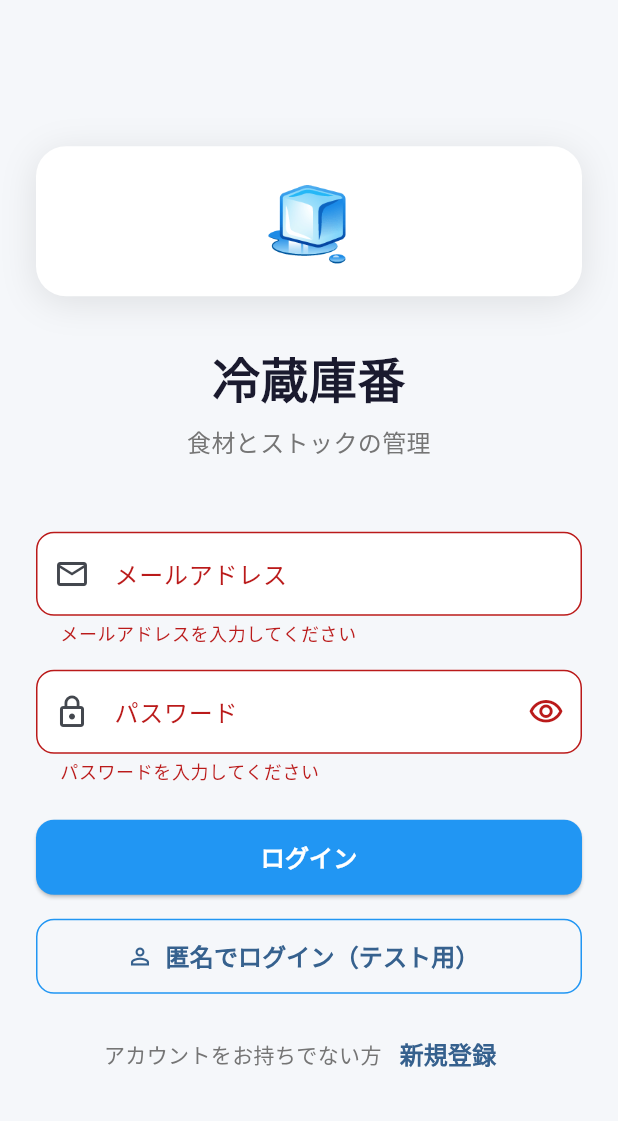
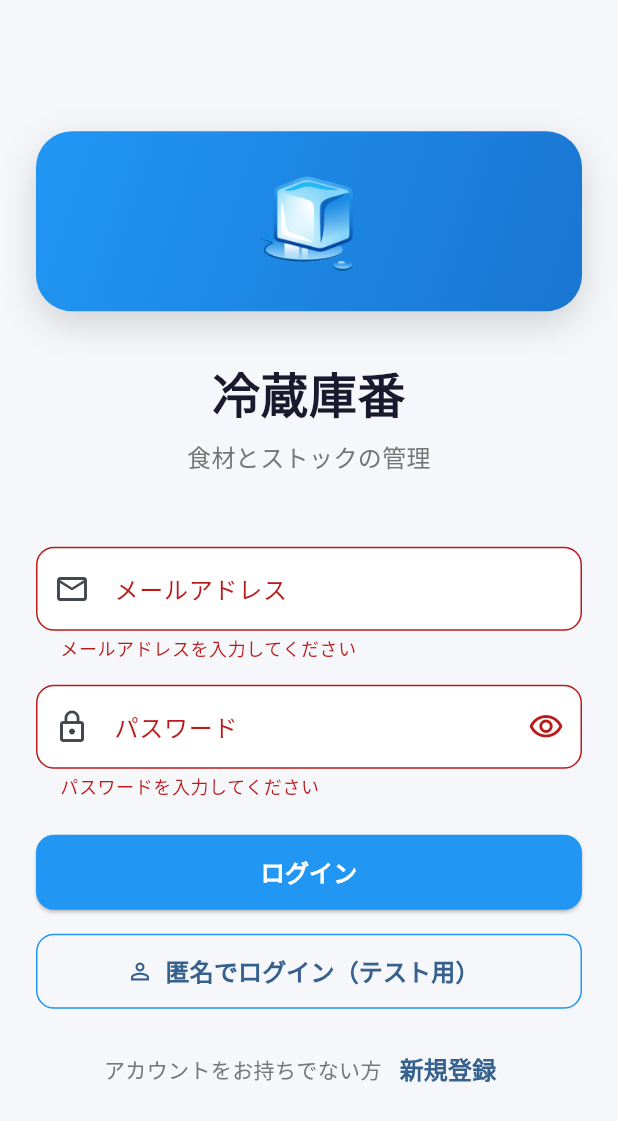
Before and after one commit to locotown/reizoukoban.app, a Flutter app: the screen it shows after launch, after a tap on "ログイン", on a phone screen of 412 x 824 dp. Shown: the top 1121 px of the screen. Run offline on Flutter 3.47's test engine with Material 3 defaults, Android fonts, the phone set to English and light mode, and no system bars; our stand-ins replace supabase_flutter; missing offline and left inert: dart:html; accounts and stored records are empty.

Commit message:
UI改善: ログイン画面アイコンとデモモード自動ログイン修正
【ログイン画面】
- アイコンを🧊（氷）から🧊（冷蔵庫）に変更
- グラデーション背景とシャドウ追加
- アイコンサイズ拡大（100→120px）

【デモモード修正】
- ログアウト時にURLパラメータ ?demo=true を自動削除
- 再ログイン防止フラグ追加
- 1回のみ自動ログイン実行するよう改善

【動作】
- デモモードログアウト→通常ログイン画面に戻る
- 再度デモモードアクセスで自動ログイン

```diff
--- a/lib/screens/dashboard_screen.dart
+++ b/lib/screens/dashboard_screen.dart
@@ -1,4 +1,5 @@
 import 'package:flutter/material.dart';
+import 'package:flutter/foundation.dart' show kIsWeb;
 
 // Models
 import '../models/category.dart';
@@ -23,6 +24,9 @@ import '../widgets/food_card.dart';
 // Additional imports
 import '../models/shopping_item.dart';
 import 'package:uuid/uuid.dart';
+
+// Web専用: URLパラメータクリア用
+import 'dart:html' as html show window;
 
 /// Dashboard画面（食品一覧表示）
 class DashboardScreen extends StatefulWidget {
@@ -168,6 +172,17 @@ class _DashboardScreenState extends State<DashboardScreen>
               final authService = SupabaseAuthService();
               try {
                 await authService.signOut();
+
+                // デモモードの場合、URLパラメータをクリア（再ログイン防止）
+                if (kIsWeb) {
+                  final currentUrl = html.window.location.href;
+                  final uri = Uri.parse(currentUrl);
+                  if (uri.queryParameters['demo'] == 'true') {
+                    // ?demo=true を削除して通常モードに戻す
+                    final newUri = uri.replace(queryParameters: {});
+                    html.window.history.replaceState(null, '', newUri.toString());
+                  }
+                }
               } catch (e) {
                 if (context.mounted) {
                   ScaffoldMessenger.of(context).showSnackBar(
--- a/lib/screens/login_screen.dart
+++ b/lib/screens/login_screen.dart
@@ -22,6 +22,7 @@ class _LoginScreenState extends State<LoginScreen> {
 
   bool _isLoading = false;
   bool _obscurePassword = true;
+  bool _hasCheckedDemoMode = false; // デモモードチェック済みフラグ
 
   @override
   void initState() {
@@ -33,7 +34,14 @@ class _LoginScreenState extends State<LoginScreen> {
   ///
   /// ?demo=true の場合、デモ専用アカウントで自動ログイン
   /// デモアカウントにはサンプルデータがあらかじめ登録されています
+  /// ログアウト後の再ログインを防ぐため、1回だけチェック
   Future<void> _checkDemoMode() async {
+    // 既にチェック済みの場合はスキップ（ログアウト後の再実行防止）
+    if (_hasCheckedDemoMode) {
+      print('🔍 デモモードチェック: 既にチェック済み（スキップ）');
+      return;
+    }
+
     if (!kIsWeb) {
       print('🔍 デモモードチェック: Web以外のプラットフォーム');
       return;  // Web以外では実行しない
@@ -49,7 +57,14 @@ class _LoginScreenState extends State<LoginScreen> {
       final isDemoMode = uri.queryParameters['demo'] == 'true';
       print('🔍 デモモード判定: $isDemoMode');
 
-      if (isDemoMode) {
+      // チェック済みフラグを立てる
+      _hasCheckedDemoMode = true;
+
+      // 既にログイン済みの場合は自動ログインしない（ログアウト対策）
+      final isAlreadyLoggedIn = _authService.currentUser != null;
+      print('🔍 ログイン状態: ${isAlreadyLoggedIn ? "ログイン済み" : "未ログイン"}');
+
+      if (isDemoMode && !isAlreadyLoggedIn) {
         print('✅ デモモード検出！デモアカウントで自動ログイン開始...');
         // デモモードフラグが検出されたら自動的にデモアカウントでログイン実行
         await Future.delayed(const Duration(milliseconds: 800));  // UI表示待機
@@ -57,6 +72,8 @@ class _LoginScreenState extends State<LoginScreen> {
           print('🚀 デモアカウントログイン実行中...');
           await _handleDemoLogin();
         }
+      } else if (isDemoMode && isAlreadyLoggedIn) {
+        print('ℹ️ デモモードだが既にログイン済み（再ログイン防止）');
       } else {
         print('ℹ️ 通常モード（デモモードではない）');
       }
@@ -197,23 +214,27 @@ class _LoginScreenState extends State<LoginScreen> {
                 mainAxisAlignment: MainAxisAlignment.center,
                 crossAxisAlignment: CrossAxisAlignment.stretch,
                 children: [
-                  // アプリアイコン
+                  // アプリアイコン - 冷蔵庫
                   Container(
-                    width: 100,
-                    height: 100,
+                    width: 120,
+                    height: 120,
                     decoration: BoxDecoration(
-                      color: Colors.white,
-                      borderRadius: BorderRadius.circular(20),
+                      gradient: const LinearGradient(
+                        begin: Alignment.topLeft,
+                        end: Alignment.bottomRight,
+                        colors: [Color(0xFF2196F3), Color(0xFF1976D2)],
+                      ),
+                      borderRadius: BorderRadius.circular(24),
                       boxShadow: [
                         BoxShadow(
-                          color: Colors.black.withValues(alpha: 0.1),
+                          color: Colors.black.withValues(alpha: 0.15),
                           blurRadius: 20,
-                          offset: const Offset(0, 4),
+                          offset: const Offset(0, 8),
                         ),
                       ],
                     ),
                     child: const Center(
-                      child: Text('🧊', style: TextStyle(fontSize: 50)),
+                      child: Text('🧊', style: TextStyle(fontSize: 60)),
                     ),
                   ),
                   const SizedBox(height: 32),
```
Also changed, not shown: 7 other files.
